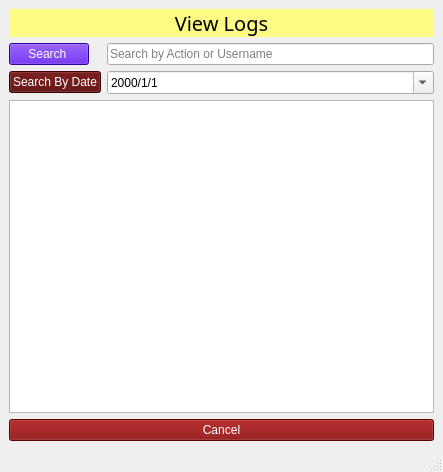
Before: the Qt Designer form view_logs.ui in Aenan05/MAXPC, drawn with Qt 5.
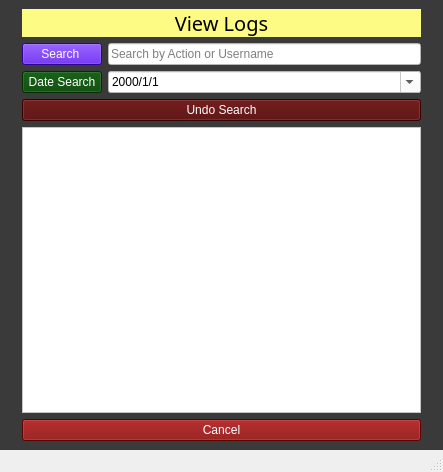
After: the same form once the commit is applied.

Commit message: 051623 2250 table patch

```diff
--- a/view_logs.ui
+++ b/view_logs.ui
@@ -14,10 +14,13 @@
    <string>MainWindow</string>
   </property>
   <widget class="QWidget" name="centralwidget">
+   <property name="styleSheet">
+    <string notr="true">background-color: rgb(58, 58, 58);</string>
+   </property>
    <layout class="QGridLayout" name="gridLayout_2">
     <item row="0" column="0">
      <layout class="QGridLayout" name="gridLayout">
-      <item row="0" column="0">
+      <item row="0" column="1">
        <layout class="QVBoxLayout" name="verticalLayout">
         <item>
          <layout class="QFormLayout" name="formLayout">
@@ -53,6 +56,9 @@
           </item>
           <item row="1" column="1">
            <widget class="QLineEdit" name="txtSearch">
+            <property name="styleSheet">
+             <string notr="true">background-color: rgb(255, 255, 255);</string>
+            </property>
             <property name="placeholderText">
              <string>Search by Action or Username</string>
             </property>
@@ -61,16 +67,19 @@
           <item row="2" column="0">
            <widget class="QPushButton" name="btnDate">
             <property name="styleSheet">
-             <string notr="true">background-color: rgb(85, 0, 0);
+             <string notr="true">background-color: rgb(0, 67, 0);
 color: rgb(255, 255, 255);</string>
             </property>
             <property name="text">
-             <string>Search By Date</string>
+             <string>Date Search</string>
             </property>
            </widget>
           </item>
           <item row="2" column="1">
            <widget class="QDateEdit" name="DateLogs">
+            <property name="styleSheet">
+             <string notr="true">background-color: rgb(255, 255, 255);</string>
+            </property>
             <property name="displayFormat">
              <string>yyyy/M/d</string>
             </property>
@@ -79,10 +88,14 @@
             </property>
            </widget>
           </item>
-          <item row="3" column="0" colspan="2">
-           <widget class="QTableWidget" name="tblLogs"/>
-          </item>
           <item row="4" column="0" colspan="2">
+           <widget class="QTableWidget" name="tblLogs">
+            <property name="styleSheet">
+             <string notr="true">background-color: rgb(255, 255, 255);</string>
+            </property>
+           </widget>
+          </item>
+          <item row="5" column="0" colspan="2">
            <widget class="QPushButton" name="btnCancel">
             <property name="styleSheet">
              <string notr="true">font: 75 9pt &quot;Nirmala UI&quot;;
@@ -94,10 +107,35 @@
             </property>
            </widget>
           </item>
+          <item row="3" column="0" colspan="2">
+           <widget class="QPushButton" name="btnUndo">
+            <property name="styleSheet">
+             <string notr="true">background-color: rgb(79, 0, 0);
+color: rgb(255, 255, 255);</string>
+            </property>
+            <property name="text">
+             <string>Undo Search</string>
+            </property>
+           </widget>
+          </item>
          </layout>
         </item>
        </layout>
       </item>
+      <item row="0" column="0">
+       <widget class="QLabel" name="label_2">
+        <property name="text">
+         <string/>
+        </property>
+       </widget>
+      </item>
+      <item row="0" column="2">
+       <widget class="QLabel" name="label_3">
+        <property name="text">
+         <string/>
+        </property>
+       </widget>
+      </item>
      </layout>
     </item>
    </layout>
```
The commit also changes 3 other files.
